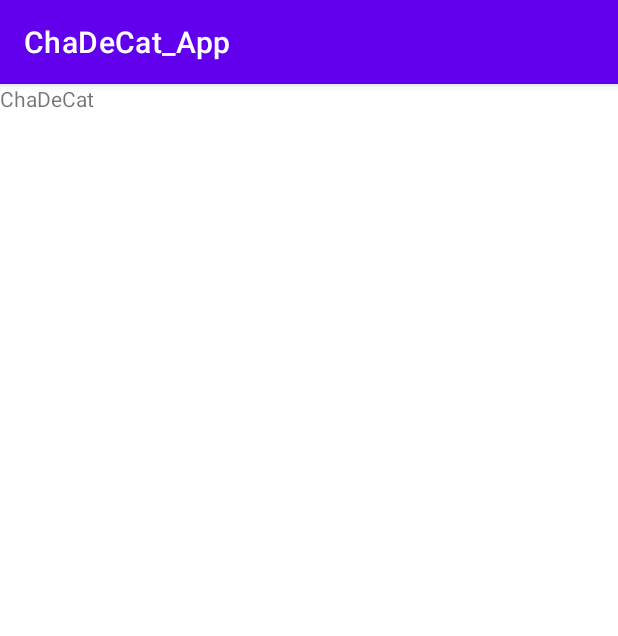
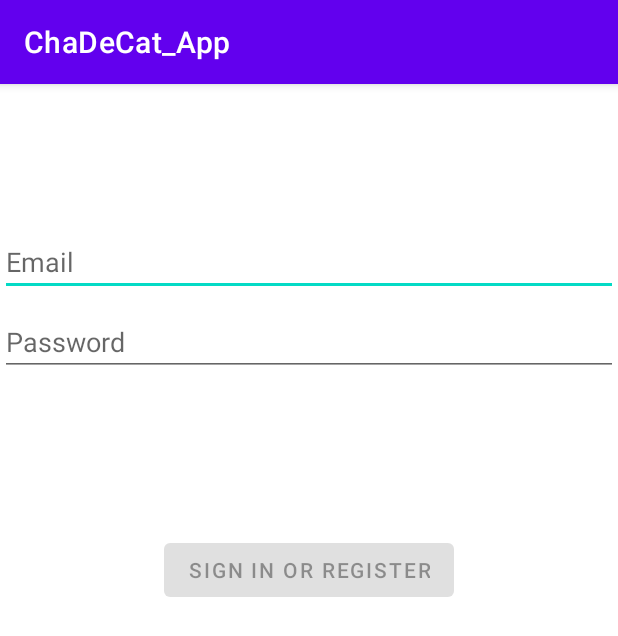
Before and after one commit to pacoalvarado/ChaDeCat_App, an Android app: the LoginActivity screen opened directly, with no data from a screen before it, on a phone screen of 412 x 824 dp. Shown: the top 636 px of the screen. Run offline under Robolectric (Android 15) with nearby library versions, the phone set to English and light mode, and no system bars.

Commit message:
ScreenLogin

```diff
--- a/app/build.gradle
+++ b/app/build.gradle
@@ -25,6 +25,9 @@ android {
         sourceCompatibility JavaVersion.VERSION_1_8
         targetCompatibility JavaVersion.VERSION_1_8
     }
+    buildFeatures {
+        viewBinding true
+    }
 }
 
 dependencies {
@@ -32,6 +35,9 @@ dependencies {
     implementation 'androidx.appcompat:appcompat:1.4.1'
     implementation 'com.google.android.material:material:1.6.0'
     implementation 'androidx.constraintlayout:constraintlayout:2.1.3'
+    implementation 'androidx.annotation:annotation:1.2.0'
+    implementation 'androidx.lifecycle:lifecycle-livedata-ktx:2.3.1'
+    implementation 'androidx.lifecycle:lifecycle-viewmodel-ktx:2.3.1'
     testImplementation 'junit:junit:4.13.2'
     androidTestImplementation 'androidx.test.ext:junit:1.1.3'
     androidTestImplementation 'androidx.test.espresso:espresso-core:3.4.0'
--- a/app/src/main/AndroidManifest.xml
+++ b/app/src/main/AndroidManifest.xml
@@ -12,6 +12,7 @@
         <activity
             android:name=".LoginActivity"
             android:exported="false" />
+
         <activity
             android:name=".MainActivity"
             android:exported="true">
--- a/app/src/main/res/layout/login.xml
+++ b/app/src/main/res/layout/login.xml
@@ -2,15 +2,63 @@
 <androidx.constraintlayout.widget.ConstraintLayout xmlns:android="http://schemas.android.com/apk/res/android"
     xmlns:app="http://schemas.android.com/apk/res-auto"
     xmlns:tools="http://schemas.android.com/tools"
+    android:id="@+id/container"
     android:layout_width="match_parent"
-    android:layout_height="match_parent"
-    tools:context=".LoginActivity">
+    android:layout_height="match_parent">
 
-    <TextView
-        android:id="@+id/textView"
+    <EditText
+        android:id="@+id/username"
+        android:layout_width="0dp"
+        android:layout_height="wrap_content"
+        android:layout_marginTop="96dp"
+        android:hint="@string/prompt_email"
+        android:inputType="textEmailAddress"
+        android:selectAllOnFocus="true"
+        app:layout_constraintEnd_toEndOf="parent"
+        app:layout_constraintStart_toStartOf="parent"
+        app:layout_constraintTop_toTopOf="parent" />
+
+    <EditText
+        android:id="@+id/password"
+        android:layout_width="0dp"
+        android:layout_height="wrap_content"
+        android:layout_marginTop="8dp"
+        android:hint="@string/prompt_password"
+        android:imeActionLabel="@string/action_sign_in_short"
+        android:imeOptions="actionDone"
+        android:inputType="textPassword"
+        android:selectAllOnFocus="true"
+        app:layout_constraintEnd_toEndOf="parent"
+        app:layout_constraintStart_toStartOf="parent"
+        app:layout_constraintTop_toBottomOf="@+id/username" />
+
+    <Button
+        android:id="@+id/login"
         android:layout_width="wrap_content"
         android:layout_height="wrap_content"
-        android:text="ChaDeCat"
-        tools:layout_editor_absoluteX="174dp"
-        tools:layout_editor_absoluteY="83dp" />
+        android:layout_gravity="start"
+        android:layout_marginTop="16dp"
+        android:layout_marginBottom="64dp"
+        android:enabled="false"
+        android:text="@string/action_sign_in"
+        app:layout_constraintBottom_toBottomOf="parent"
+        app:layout_constraintEnd_toEndOf="parent"
+        app:layout_constraintStart_toStartOf="parent"
+        app:layout_constraintTop_toBottomOf="@+id/password"
+        app:layout_constraintVertical_bias="0.2" />
+
+    <ProgressBar
+        android:id="@+id/loading"
+        android:layout_width="wrap_content"
+        android:layout_height="wrap_content"
+        android:layout_gravity="center"
+        android:layout_marginTop="64dp"
+        android:layout_marginBottom="64dp"
+        android:visibility="gone"
+        app:layout_constraintBottom_toBottomOf="parent"
+        app:layout_constraintEnd_toEndOf="@+id/password"
+        app:layout_constraintStart_toStartOf="@+id/password"
+        app:layout_constraintTop_toTopOf="parent"
+        app:layout_constraintVertical_bias="0.3" />
+
 </androidx.constraintlayout.widget.ConstraintLayout>
--- /dev/null
+++ b/app/src/main/res/values-w600dp/dimens.xml
@@ -0,0 +1,3 @@
+<resources>
+    <!-- Default screen margins, per the Android Design guidelines. -->
+</resources>
--- a/app/src/main/res/values/strings.xml
+++ b/app/src/main/res/values/strings.xml
@@ -1,3 +1,11 @@
 <resources>
     <string name="app_name">ChaDeCat_App</string>
+    <string name="prompt_email">Email</string>
+    <string name="prompt_password">Password</string>
+    <string name="action_sign_in">Sign in or register</string>
+    <string name="action_sign_in_short">Sign in</string>
+    <string name="welcome">"Welcome !"</string>
+    <string name="invalid_username">Not a valid username</string>
+    <string name="invalid_password">Password must be >5 characters</string>
+    <string name="login_failed">"Login failed"</string>
 </resources>
```
